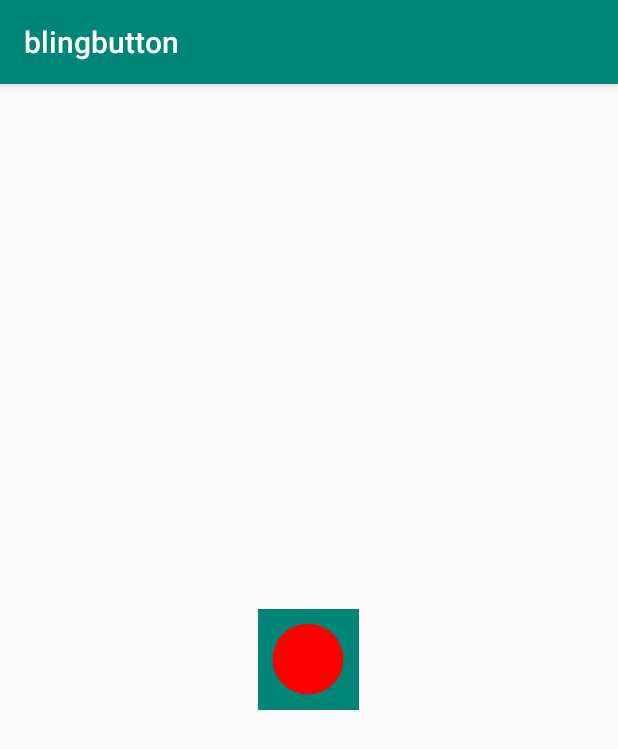
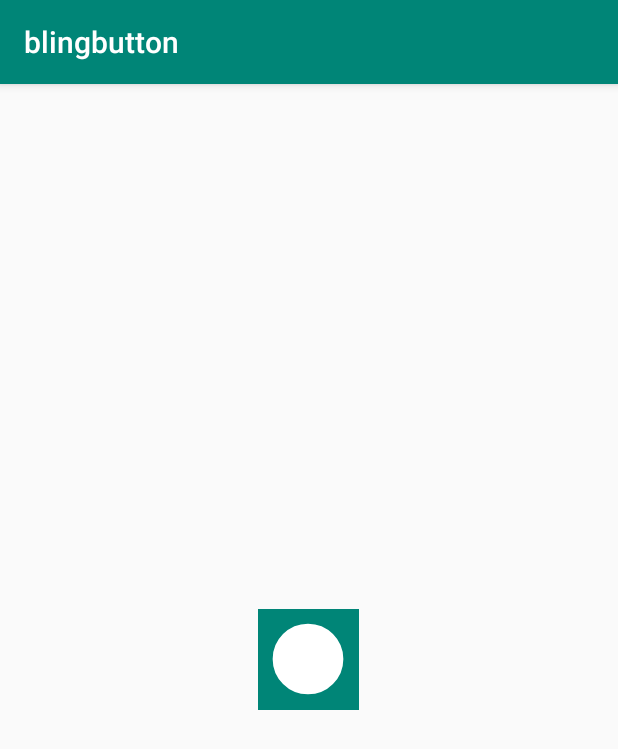
Before and after one commit to zj565061763/blingbutton, an Android app: the screen it shows after launch (MainActivity), on a phone screen of 412 x 824 dp. Shown: the top 749 px of the screen. Run offline under Robolectric (Android 15) with nearby library versions, the phone set to English and light mode, and no system bars.

Commit message:
设置颜色

```diff
--- a/lib/src/main/java/com/sd/lib/blingbutton/FBlingButton.java
+++ b/lib/src/main/java/com/sd/lib/blingbutton/FBlingButton.java
@@ -5,7 +5,6 @@ import android.animation.AnimatorListenerAdapter;
 import android.animation.ValueAnimator;
 import android.content.Context;
 import android.graphics.Canvas;
-import android.graphics.Color;
 import android.graphics.Paint;
 import android.graphics.RectF;
 import android.util.AttributeSet;
@@ -36,7 +35,7 @@ public class FBlingButton extends View
         super(context, attrs);
         mValueHolder = new ValueHolder(context, attrs);
         mPaint.setAntiAlias(true);
-        mPaint.setColor(Color.RED);
+        mPaint.setColor(mValueHolder.mColor);
         mPaint.setStyle(Paint.Style.STROKE);
     }
 
--- a/lib/src/main/java/com/sd/lib/blingbutton/ValueHolder.java
+++ b/lib/src/main/java/com/sd/lib/blingbutton/ValueHolder.java
@@ -2,6 +2,7 @@ package com.sd.lib.blingbutton;
 
 import android.content.Context;
 import android.content.res.TypedArray;
+import android.graphics.Color;
 import android.util.AttributeSet;
 
 class ValueHolder
@@ -21,6 +22,7 @@ class ValueHolder
 
     public final int mStateDuration;
     public final int mBlingDuration;
+    public final int mColor;
 
     public ValueHolder(Context context, AttributeSet attrs)
     {
@@ -48,12 +50,14 @@ class ValueHolder
 
             mStateDuration = a.getInteger(R.styleable.LibBlingButton_bbStateDuration, DEFAULT_DURATION_STATE);
             mBlingDuration = a.getInteger(R.styleable.LibBlingButton_bbBlingDuration, DEFAULT_DURATION_BLING);
+            mColor = a.getInteger(R.styleable.LibBlingButton_bbColor, Color.WHITE);
 
             a.recycle();
         } else
         {
             mStateDuration = DEFAULT_DURATION_STATE;
             mBlingDuration = DEFAULT_DURATION_BLING;
+            mColor = Color.WHITE;
         }
     }
 
```
